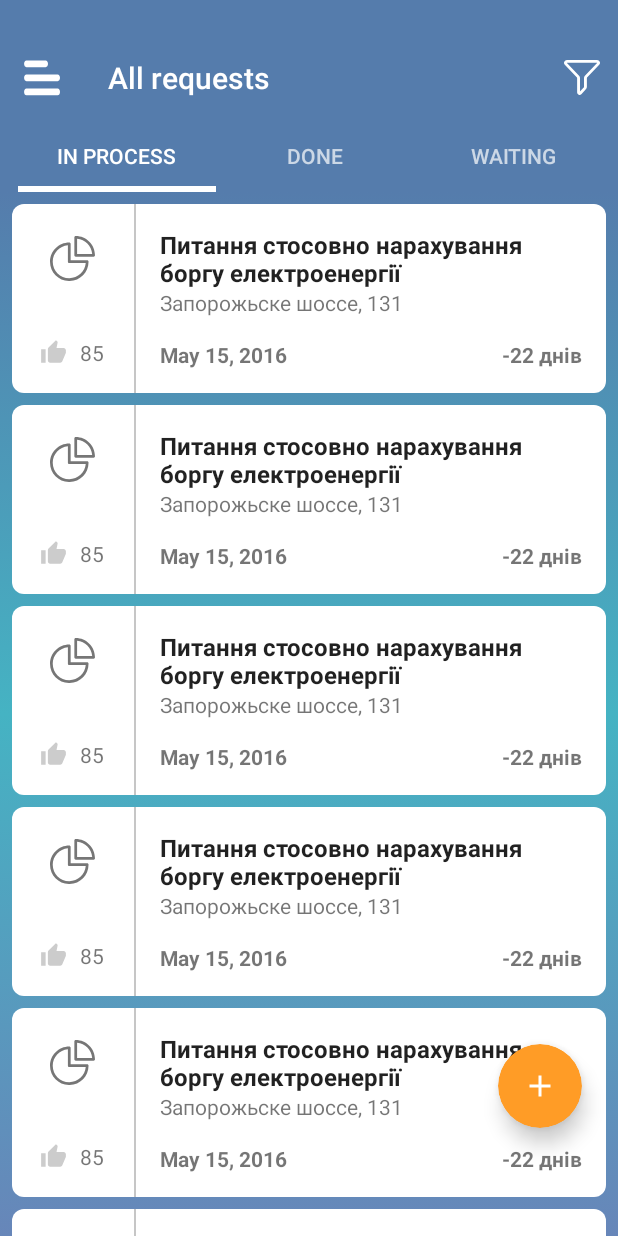
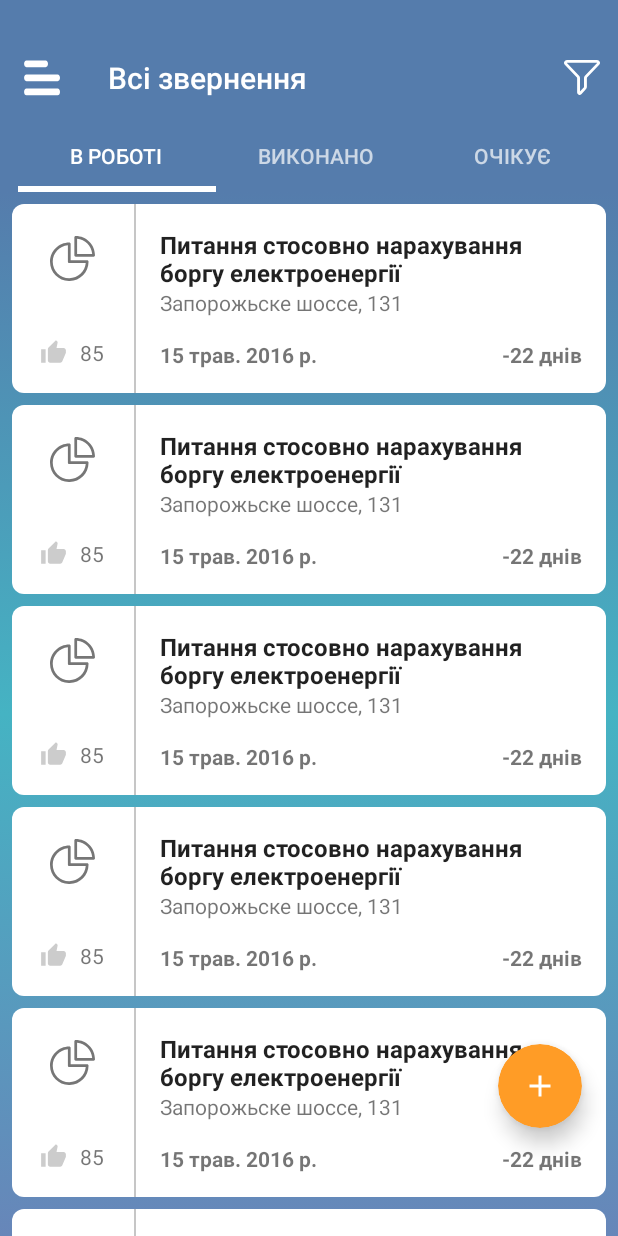
Before and after one commit to AnderWonder/InternshipTask2, an Android app: the screen it shows after launch (UserRequestsListActivity), on a phone screen of 412 x 824 dp. Run offline under Robolectric (Android 15) with nearby library versions, the phone set to English and light mode, and no system bars; libraries missing offline, so code that uses them is left out: com.nineoldandroids.view.

Commit message:
almost ready

```diff
--- a/app/src/main/java/com/zhizhkin/andrey/internshiptask2/Model/UserRequestViewBinder.java
+++ b/app/src/main/java/com/zhizhkin/andrey/internshiptask2/Model/UserRequestViewBinder.java
@@ -2,6 +2,7 @@ package com.zhizhkin.andrey.internshiptask2.Model;
 
 import android.content.Context;
 import android.content.Intent;
+import android.text.format.DateFormat;
 import android.view.View;
 import android.widget.ImageView;
 import android.widget.TextView;
@@ -9,6 +10,8 @@ import android.widget.TextView;
 import com.zhizhkin.andrey.internshiptask2.R;
 import com.zhizhkin.andrey.internshiptask2.UserRequestViewer.UserRequestViewerActivity;
 import com.zhizhkin.andrey.internshiptask2.UserRequestsList.UserRequestsListActivity;
+
+import java.util.Locale;
 
 import static android.text.format.DateFormat.*;
 
@@ -19,13 +22,14 @@ public class UserRequestViewBinder {
     public static void Bind(View viewGroup, UserRequest userRequest) {
         sViewGroup = viewGroup;
         Context context = viewGroup.getContext();
+        java.text.DateFormat dateFormat= java.text.DateFormat.getDateInstance(java.text.DateFormat.MEDIUM, new Locale("uk","UA"));
         setTextToTextView(R.id.requestStatusTextView, userRequest.getStatus().toString());
         setTextToTextView(R.id.requestInfoTextView, userRequest.getRequestInfo()+" "+userRequest.getAddress());
         setTextToTextView(R.id.requestAddressTextView, userRequest.getAddress());
         setTextToTextView(R.id.requestLikesTextView, String.valueOf(userRequest.getLikes()));
-        setTextToTextView(R.id.requestCreationDateTextView, getMediumDateFormat(context).format(userRequest.getDateCreated()));
-        setTextToTextView(R.id.requestRegistrationDateTextView, getMediumDateFormat(context).format(userRequest.getRegistrationDate()));
-        setTextToTextView(R.id.requestSolveDateTextView, getMediumDateFormat(context).format(userRequest.getDateToSolve()));
+        setTextToTextView(R.id.requestCreationDateTextView, dateFormat.format(userRequest.getDateCreated()));
+        setTextToTextView(R.id.requestRegistrationDateTextView, dateFormat.format(userRequest.getRegistrationDate()));
+        setTextToTextView(R.id.requestSolveDateTextView, dateFormat.format(userRequest.getDateToSolve()));
         setTextToTextView(R.id.requestDaysLeftTextView, String.valueOf(userRequest.getDaysLeft())+context.getString(R.string.days_left_suffix));
         setTextToTextView(R.id.requestTypeTextView, userRequest.getType().toString());
         setTextToTextView(R.id.requestResponsibleNameTextView, userRequest.getResponsible());
--- a/app/src/main/res/layout/user_request_viewer_activity.xml
+++ b/app/src/main/res/layout/user_request_viewer_activity.xml
@@ -4,6 +4,7 @@
     xmlns:tools="http://schemas.android.com/tools"
     android:layout_width="match_parent"
     android:layout_height="match_parent"
+    android:background="@color/request_viewer_bg"
     tools:context=".UserRequestViewer.UserRequestViewerActivity">
 
     <android.support.design.widget.AppBarLayout
--- a/app/src/main/res/layout/user_request_viewer_content.xml
+++ b/app/src/main/res/layout/user_request_viewer_content.xml
@@ -35,7 +35,7 @@
                     android:layout_height="wrap_content"
                     android:layout_centerVertical="true"
                     android:layout_toLeftOf="@+id/requestStatusTextView"
-                    android:text="@string/request_viewer_request_type" />
+                    android:text="@string/user_request_type_1" />
 
                 <TextView
                     android:id="@+id/requestStatusTextView"
@@ -49,7 +49,7 @@
                     android:paddingLeft="@dimen/user_request_viewer_status_horizontal_padding"
                     android:paddingRight="@dimen/user_request_viewer_status_horizontal_padding"
                     android:paddingTop="@dimen/user_request_viewer_status_vertical_padding"
-                    android:text="@string/request_viewer_request_status" />
+                    android:text="@string/user_request_status_type_1" />
             </RelativeLayout>
 
             <TextView
--- a/app/src/main/res/layout/user_requests_list_activity.xml
+++ b/app/src/main/res/layout/user_requests_list_activity.xml
@@ -19,7 +19,7 @@
             android:layout_width="match_parent"
             android:layout_height="wrap_content"
             android:theme="@style/AppTheme.AppBarOverlay"
-            app:elevation="0dp">
+            app:elevation="@dimen/app_bar_elevation">
 
             <android.support.v7.widget.Toolbar
                 android:id="@+id/toolbar"
@@ -61,7 +61,7 @@
 
     <android.support.design.widget.NavigationView
         android:id="@+id/nav_view"
-        android:layout_width="304dp"
+        android:layout_width="@dimen/nav_width"
         android:layout_height="match_parent"
         android:layout_gravity="start"
         android:background="@color/nav_menu"
--- a/app/src/main/res/layout/user_requests_list_fragment_recyclerview.xml
+++ b/app/src/main/res/layout/user_requests_list_fragment_recyclerview.xml
@@ -1,7 +1,6 @@
 <?xml version="1.0" encoding="utf-8"?>
 <android.support.design.widget.CoordinatorLayout xmlns:android="http://schemas.android.com/apk/res/android"
     xmlns:tools="http://schemas.android.com/tools"
-    xmlns:app="http://schemas.android.com/apk/res-auto"
     android:orientation="vertical"
     android:layout_width="match_parent"
     android:layout_height="match_parent"
--- a/app/src/main/res/layout/user_requests_list_item.xml
+++ b/app/src/main/res/layout/user_requests_list_item.xml
@@ -1,14 +1,14 @@
 <?xml version="1.0" encoding="utf-8"?>
 
 <LinearLayout xmlns:android="http://schemas.android.com/apk/res/android"
+    xmlns:tools="http://schemas.android.com/tools"
     android:layout_width="match_parent"
     android:layout_height="126dp"
-    xmlns:tools="http://schemas.android.com/tools"
-    android:layout_marginLeft="8dp"
-    android:layout_marginRight="8dp"
-    android:layout_marginTop="8dp"
-    android:orientation="horizontal"
-    android:background="@drawable/user_requests_list_item_bg">
+    android:layout_marginLeft="@dimen/requests_list_item_margin"
+    android:layout_marginRight="@dimen/requests_list_item_margin"
+    android:layout_marginTop="@dimen/requests_list_item_margin"
+    android:background="@drawable/user_requests_list_item_bg"
+    android:orientation="horizontal">
 
     <RelativeLayout
         android:layout_width="wrap_content"
@@ -19,30 +19,30 @@
             android:layout_width="wrap_content"
             android:layout_height="wrap_content"
             android:layout_centerHorizontal="true"
-                android:layout_marginTop="21dp"
+            android:layout_marginTop="@dimen/request_type_icon_margin_top"
             android:scaleType="fitCenter"
             android:src="@drawable/ic_doc" />
 
         <TextView
             android:id="@+id/requestLikesTextView"
-                tools:text="2"
-                android:layout_width="43dp"
+            android:layout_width="@dimen/user_request_item_text_view1_width"
             android:layout_height="wrap_content"
             android:layout_alignParentBottom="true"
             android:layout_centerHorizontal="true"
             android:layout_gravity="center_horizontal"
-                android:layout_marginBottom="17dp"
-                android:layout_marginLeft="20dp"
-                android:layout_marginRight="18dp"
+            android:layout_marginBottom="@dimen/user_request_item_text_view1_margin_bottom"
+            android:layout_marginLeft="@dimen/user_request_item_text_view1_margin_left"
+            android:layout_marginRight="@dimen/user_request_item_text_view1_margin_right"
             android:drawableLeft="@drawable/ic_like"
-                android:drawablePadding="8dp"
-                android:gravity="center" />
+            android:drawablePadding="@dimen/user_request_item_text_view1_padding"
+            android:gravity="center"
+            tools:text="@string/user_request_likes_number" />
 
     </RelativeLayout>
 
     <View
         android:id="@+id/verticalDivider"
-            android:layout_width="1dp"
+        android:layout_width="@dimen/user_request_viewer_text_view_divider_height"
         android:layout_height="match_parent"
         android:background="@color/colorDivider" />
 
@@ -50,25 +50,22 @@
         android:id="@+id/linearLayout"
         android:layout_width="match_parent"
         android:layout_height="match_parent"
-            android:layout_margin="16dp"
-            android:baselineAligned="false"
+        android:layout_margin="@dimen/user_request_item_llayout_margin"
         android:orientation="vertical">
 
         <TextView
             android:id="@+id/requestTypeTextView"
             style="@style/Base.TextAppearance.AppCompat.Subhead"
-                tools:text="Демонтаж інших об’єктів, що входять до переліку малого будивництва"
             android:layout_width="match_parent"
-                android:layout_height="40dp"
-                android:textStyle="bold" />
+            android:layout_height="@dimen/user_request_item_type_height"
+            android:textStyle="bold"
+            tools:text="@string/user_request_type_1" />
 
         <TextView
             android:id="@+id/requestAddressTextView"
-                tools:text="Вул. Вадима Гетьмана, 42"
             android:layout_width="match_parent"
             android:layout_height="wrap_content"
-                android:ellipsize="end"
-                android:maxLines="1" />
+            tools:text="@string/user_request_item_address" />
 
         <RelativeLayout
             android:layout_width="match_parent"
@@ -77,18 +74,18 @@
 
             <TextView
                 android:id="@+id/requestSolveDateTextView"
-                    tools:text="Кві 26, 2016"
                 android:layout_width="wrap_content"
                 android:layout_height="wrap_content"
-                    android:textStyle="bold" />
+                android:textStyle="bold"
+                tools:text="@string/user_request_item_date" />
 
             <TextView
                 android:id="@+id/requestDaysLeftTextView"
-                    tools:text="- 14 днів"
                 android:layout_width="wrap_content"
                 android:layout_height="wrap_content"
                 android:layout_alignParentRight="true"
-                    android:textStyle="bold" />
+                android:textStyle="bold"
+                tools:text="@string/user_request_item_left_days" />
         </RelativeLayout>
     </LinearLayout>
 
--- a/app/src/main/res/layout/user_requests_list_nav_header.xml
+++ b/app/src/main/res/layout/user_requests_list_nav_header.xml
@@ -11,9 +11,9 @@
         android:layout_height="wrap_content"
         android:layout_gravity="center_vertical"
         android:text="e-contact"
-        android:textSize="24dp"
+        android:textSize="@dimen/nav_menu_header_text_size"
         android:textStyle="bold"
-        android:layout_marginLeft="16dp"
+        android:layout_marginLeft="@dimen/nav_menu_header_margin_left"
         android:textColor="@color/nav_header_text"/>
 
 </FrameLayout>
--- a/app/src/main/res/values/colors.xml
+++ b/app/src/main/res/values/colors.xml
@@ -12,4 +12,5 @@
     <color name="faded_blue">#6786b9</color>
     <color name="nav_menu">#fafafa</color>
     <color name="nav_item_color">#b0df3434</color>
+    <color name="request_viewer_bg">#ebebeb</color>
 </resources>
--- a/app/src/main/res/values/dimens.xml
+++ b/app/src/main/res/values/dimens.xml
@@ -15,4 +15,18 @@
     <dimen name="user_request_viewer_text_views_margin_top">10dp</dimen>
     <dimen name="user_request_viewer_description_margin_top">10dp</dimen>
     <dimen name="user_request_viewer_image_item_margin_right">5dp</dimen>
+    <dimen name="app_bar_elevation">0dp</dimen>
+    <dimen name="nav_width">304dp</dimen>
+    <dimen name="nav_menu_header_text_size">24dp</dimen>
+    <dimen name="nav_menu_header_margin_left">16dp</dimen>
+    <dimen name="requests_list_item_margin">8dp</dimen>
+    <dimen name="request_type_icon_margin_top">21dp</dimen>
+    <dimen name="user_request_item_text_view1_width">43dp</dimen>
+    <dimen name="user_request_item_text_view1_margin_bottom">17dp</dimen>
+    <dimen name="user_request_item_text_view1_margin_left">20dp</dimen>
+    <dimen name="user_request_item_text_view1_margin_right">18dp</dimen>
+    <dimen name="user_request_item_text_view1_padding">8dp</dimen>
+    <dimen name="user_request_item_llayout_margin">16dp</dimen>
+    <dimen name="user_request_item_type_height">40dp</dimen>
+    <dimen name="user_requests_listview_margin">8dp</dimen>
 </resources>
--- a/app/src/main/res/values/strings.xml
+++ b/app/src/main/res/values/strings.xml
@@ -1,33 +1,35 @@
 <resources>
     <string name="app_name">InternshipTask2</string>
-    <string name="request_viewer_request_type">Communal services</string>
     <string name="request_viewer_request_id" translatable="false">CE-1257218</string>
-    <string name="request_viewer_request_created">Created</string>
-    <string name="request_viewer_request_registered">Registered</string>
-    <string name="request_viewer_solve_until">Must be solved by</string>
-    <string name="request_viewer_request_responsible">Responsible</string>
-    <string name="request_viewer_request_description">Opened hatch (near a sandwich-board), district of turn 18 and 19 streetcars on Mira ave. from the Donetsk highway</string>
-    <string name="request_viewer_request_creation_date">February 25, 2016</string>
-    <string name="request_viewer_request_registration_date">February 26, 2016</string>
-    <string name="request_viewer_request_solve_date">February 29, 2016</string>
-    <string name="request_viewer_responsible_name">Dnipropetrovs\'k MVK()</string>
-    <string name="request_viewer_request_status" translatable="false">In process</string>
+    <string name="request_viewer_request_created">Створено</string>
+    <string name="request_viewer_request_registered">Зареєстровано</string>
+    <string name="request_viewer_solve_until">Вирішити до</string>
+    <string name="request_viewer_request_responsible">Відповидальний</string>
+    <string name="request_viewer_request_description">Відкритий люк (біля рекламного щита), район повороту 18 і 19 трамваїв на проспект Мира з Донецького шосе</string>
+    <string name="request_viewer_request_creation_date">26 лютого 2016</string>
+    <string name="request_viewer_request_registration_date">29 лютого 2016</string>
+    <string name="request_viewer_request_solve_date">25 лютого 2016</string>
+    <string name="request_viewer_responsible_name">Дніпропетровський МВК()</string>
     <string name="request_viewer_pictures_assets_folder" translatable="false">"pictures"</string>
     <string name="request_viewer_uri_part_assets">file:///android_asset/</string>
     <string name="user_request_id_prefix" translatable="false">CE-</string>
-    <string name="user_request_status_type_1">In process</string>
-    <string name="user_request_status_type_2">Done</string>
-    <string name="user_request_status_type_3">Waiting</string>
+    <string name="user_request_status_type_1">В роботі</string>
+    <string name="user_request_status_type_2">Виконано</string>
+    <string name="user_request_status_type_3">Очікує</string>
     <string name="user_request_type_1">Демонтаж інших об’єктів, що входять до переліку малих будівельних форм</string>
     <string name="user_request_type_2">Прибирання та санітарній стан території</string>
     <string name="user_request_type_3">Питання стосовно нарахування боргу електроенергії</string>
     <string name="user_request_type_4">Ремонт та обслуговування ліфтів</string>
     <string name="days_left_suffix">" днів"</string>
     <string name="menu_item_filter">Filter</string>
-    <string name="user_requests_list_filter_status_default">All requests</string>
+    <string name="user_requests_list_filter_status_default">Всі звернення</string>
     <string name="nav_menu_item_1">Всі звернення</string>
     <string name="nav_menu_item_2">Звернення на мапі</string>
     <string name="nav_menu_item_3">Увійти в аккаунт</string>
+    <string name="user_request_likes_number">2</string>
+    <string name="user_request_item_address">Вул. Вадима Гетьмана, 42</string>
+    <string name="user_request_item_date">Кві 26, 2016</string>
+    <string name="user_request_item_left_days">- 14 днів</string>
 
     <string-array name="streets_array">
         <item>вул. Вадима Гетьмана</item>
@@ -47,7 +49,7 @@
     </string-array>
 
     <string-array name="responcibles">
-        <item>Dnipropetrovs\'k MVK()</item>
+        <item>Дніпропетровський МВК()</item>
         <item>РЭС</item>
     </string-array>
 
```
Also changed, not shown: app/src/main/res/layout/user_requests_list_fragment_listview.xml (+8 -10 lines). Lines whose indentation alone changed are shown as unchanged.
